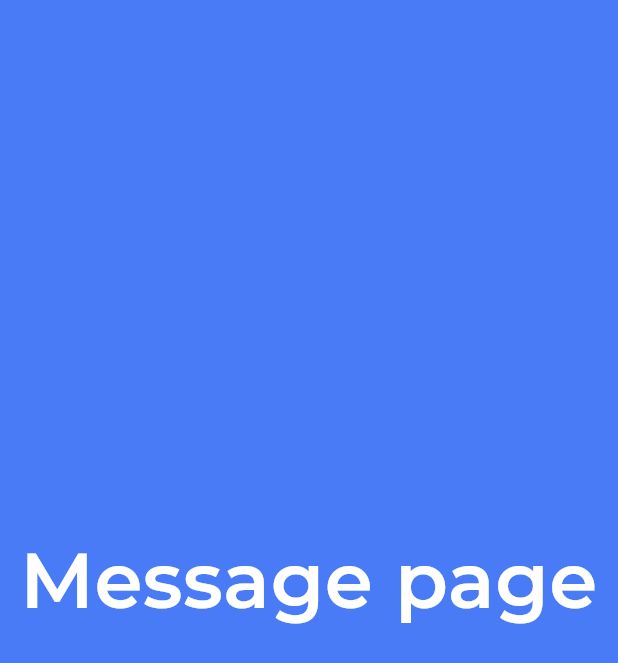
After one commit to JER3MIAH/calculator_app, a Flutter app: the MessageScreen screen opened by its route, on a phone screen of 412 x 824 dp. The commit adds this screen. Shown: the top 663 px of the screen. Run offline on Flutter 3.47's test engine with Material 3 defaults, Android fonts, the light colour scheme and no system bars; our stand-ins replace cloud_firestore, flutter_screenutil, get, shared_preferences; accounts and stored records are empty; statements that could not run were skipped.

```diff
--- /dev/null
+++ b/lib/src/features/message/bindings.dart
@@ -0,0 +1,9 @@
+import 'package:converse/src/features/message/controller.dart';
+import 'package:get/get.dart';
+
+class MessageBinding implements Bindings {
+  @override
+  void dependencies() {
+    Get.lazyPut<MessageController>(() => MessageController());
+  }
+}
--- /dev/null
+++ b/lib/src/features/message/controller.dart
@@ -0,0 +1,8 @@
+import 'package:converse/src/features/message/state.dart';
+import 'package:get/get.dart';
+
+class MessageController extends GetxController {
+  MessageController();
+  final state = MessageState();
+
+}
--- /dev/null
+++ b/lib/src/features/message/message.dart
@@ -0,0 +1,6 @@
+library message;
+
+export 'state.dart';
+export 'controller.dart';
+export 'bindings.dart';
+export 'view.dart';
--- /dev/null
+++ b/lib/src/features/message/state.dart
@@ -0,0 +1 @@
+class MessageState {}
--- /dev/null
+++ b/lib/src/features/message/view.dart
@@ -0,0 +1,37 @@
+import 'package:converse/src/features/message/message.dart';
+import 'package:converse/src/shared/values/values.dart';
+import 'package:flutter/material.dart';
+import 'package:flutter_screenutil/flutter_screenutil.dart';
+import 'package:get/get.dart';
+
+class MessageScreen extends GetView<MessageController> {
+  const MessageScreen({super.key});
+
+  Widget _buildPageHeadTitle(String title) {
+    return Container(
+      margin: const EdgeInsets.only(top: 350),
+      child: Text(
+        title,
+        textAlign: TextAlign.center,
+        style: TextStyle(
+          color: AppColors.primaryElementText,
+          fontFamily: 'Montserrat',
+          fontWeight: FontWeight.bold,
+          fontSize: 45.sp,
+        ),
+      ),
+    );
+  }
+
+  @override
+  Widget build(BuildContext context) {
+    return Scaffold(
+      backgroundColor: AppColors.primaryElement,
+      body: SizedBox(
+        width: 360.w,
+        height: 780.h,
+        child: _buildPageHeadTitle('Message page'),
+      ),
+    );
+  }
+}
--- a/lib/src/features/navigation/nav.dart
+++ /dev/null
@@ -1 +0,0 @@
-export 'router.dart';
--- a/lib/src/features/welcome/controller.dart
+++ b/lib/src/features/welcome/controller.dart
@@ -1,4 +1,5 @@
 import 'package:converse/src/features/welcome/state.dart';
+import 'package:converse/src/shared/routes/names.dart';
 import 'package:get/get.dart';
 
 class WelcomeController extends GetxController {
@@ -8,7 +9,8 @@ class WelcomeController extends GetxController {
 
   @override
   void onReady() {
-    print(' WelcomeController ');
+    Future.delayed(const Duration(milliseconds: 3000),
+        () => Get.offAllNamed(AppRoutes.Message));
     super.onReady();
   }
 }
--- a/lib/src/shared/entities/country.dart
+++ b/lib/src/shared/entities/country.dart
@@ -12,6 +12,7 @@ class Country {
   });
 
   @override
+  // ignore: non_nullable_equals_parameter
   bool operator ==(Object? other) =>
       identical(this, other) ||
           other is Country &&
--- a/lib/src/shared/middlewares/router_auth.dart
+++ b/lib/src/shared/middlewares/router_auth.dart
@@ -1,25 +1,25 @@
-// import 'package:converse/src/shared/routes/names.dart';
-// import 'package:converse/src/shared/store/user.dart';
-// import 'package:flutter/material.dart';
+import 'package:converse/src/shared/routes/names.dart';
+import 'package:converse/src/shared/store/user.dart';
+import 'package:flutter/material.dart';
 
-// import 'package:get/get.dart';
+import 'package:get/get.dart';
 
-// /// 检查是否登录
-// class RouteAuthMiddleware extends GetMiddleware {
-//   // priority 数字小优先级高
-//   @override
-//   int? priority = 0;
+/// 检查是否登录
+class RouteAuthMiddleware extends GetMiddleware {
+  // priority 数字小优先级高
+  @override
+  int? priority = 0;
 
-//   RouteAuthMiddleware({required this.priority});
+  RouteAuthMiddleware({required this.priority});
 
-//   @override
-//   RouteSettings? redirect(String? route) {
-//     if (UserStore.to.isLogin || route == AppRoutes.SIGN_IN || route == AppRoutes.INITIAL) {
-//       return null;
-//     } else {
-//       Future.delayed(
-//           Duration(seconds: 2), () => Get.snackbar("Tips", "Login expired, please login again!"));
-//       return RouteSettings(name: AppRoutes.SIGN_IN);
-//     }
-//   }
-// }
+  @override
+  RouteSettings? redirect(String? route) {
+    if (UserStore.to.isLogin || route == AppRoutes.SIGN_IN || route == AppRoutes.INITIAL) {
+      return null;
+    } else {
+      Future.delayed(
+          const Duration(seconds: 2), () => Get.snackbar("Tips", "Login expired, please login again!"));
+      return const RouteSettings(name: AppRoutes.SIGN_IN);
+    }
+  }
+}
--- a/lib/src/shared/routes/pages.dart
+++ b/lib/src/shared/routes/pages.dart
@@ -1,3 +1,5 @@
+import 'package:converse/src/features/message/message.dart';
+import 'package:converse/src/shared/middlewares/middlewares.dart';
 import 'package:flutter/material.dart';
 import 'package:get/get.dart';
 import '../../features/welcome/welcome.dart';
@@ -39,10 +41,15 @@ class AppPages {
     // GetPage(name: AppRoutes.SendCode, page: () => SendCodePage(), binding: SendCodeBinding()),
     // // 首页
     // GetPage(name: AppRoutes.Contact, page: () => ContactPage(), binding: ContactBinding()),
-    // //消息
-    // GetPage(name: AppRoutes.Message, page: () => MessagePage(), binding: MessageBinding(),middlewares: [
-    //    RouteAuthMiddleware(priority: 1),
-    //  ],),
+    //消息
+    GetPage(
+      name: AppRoutes.Message,
+      page: () => const MessageScreen(),
+      binding: MessageBinding(),
+      middlewares: [
+        RouteAuthMiddleware(priority: 1),
+      ],
+    ),
     // //我的
     // GetPage(name: AppRoutes.Profile, page: () => ProfilePage(), binding: ProfileBinding()),
     // //聊天详情
--- a/lib/src/shared/values/colors.dart
+++ b/lib/src/shared/values/colors.dart
@@ -5,7 +5,7 @@ class AppColors {
   static const Color primaryBackground = Color.fromARGB(255, 255, 255, 255);
   /// 主背景 灰色
   static const Color primarySecondaryBackground = Color.fromARGB(255, 247, 247, 249);
-  /// 主控件-背景
+  /// Primary color
   static const Color primaryElement = Color.fromARGB(255, 74, 123, 246);
   /// 主文本 黑
   static const Color primaryText = Color.fromARGB(255, 32, 47, 62);
--- a/pubspec.yaml
+++ b/pubspec.yaml
@@ -17,6 +17,9 @@ dependencies:
     ^4.6.6
     # date
   intl: ^0.19.0
+  flutter_screenutil: ^5.9.0
+  shared_preferences: ^2.2.2
+  cloud_firestore: ^4.14.0
 
 dev_dependencies:
   flutter_test:
```
Also changed, not shown: lib/src/app.dart (+6 -1 lines), lib/src/shared/entities/user.dart (+121 -123 lines), lib/src/shared/services/storage.dart (+31 -31 lines), lib/src/shared/store/user.dart (+57 -57 lines), lib/src/features/navigation/models/app_route.dart (deleted), lib/src/features/navigation/route_info.dart (deleted), lib/src/features/navigation/router.dart (deleted), pubspec.lock, 3 other files.
